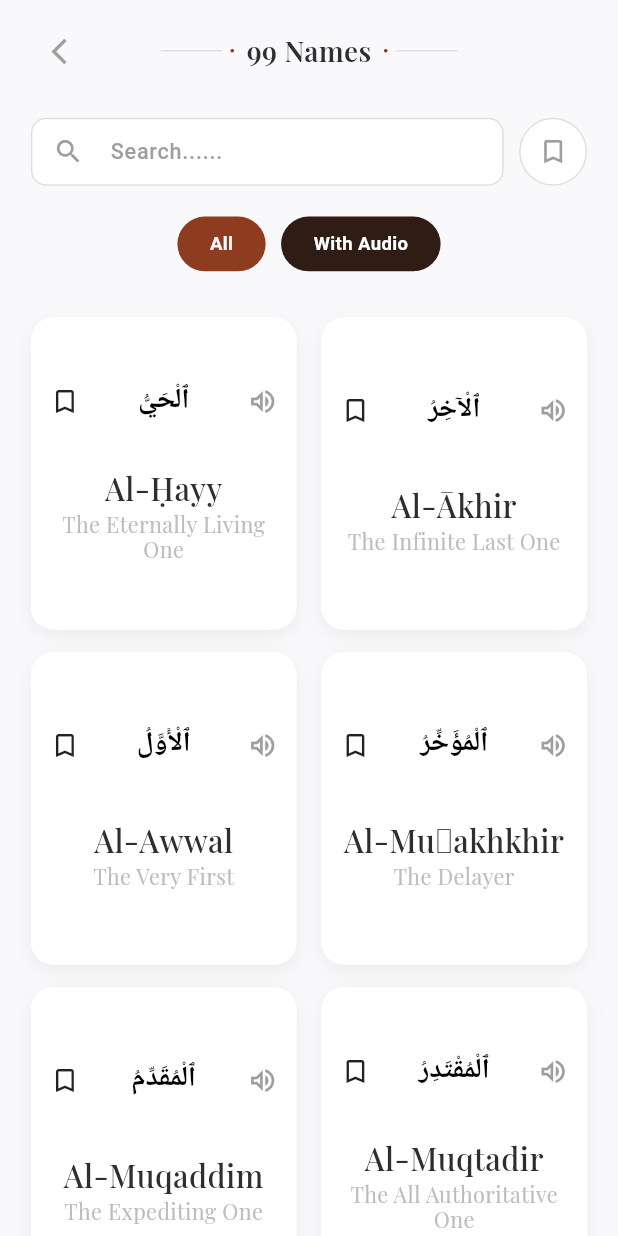
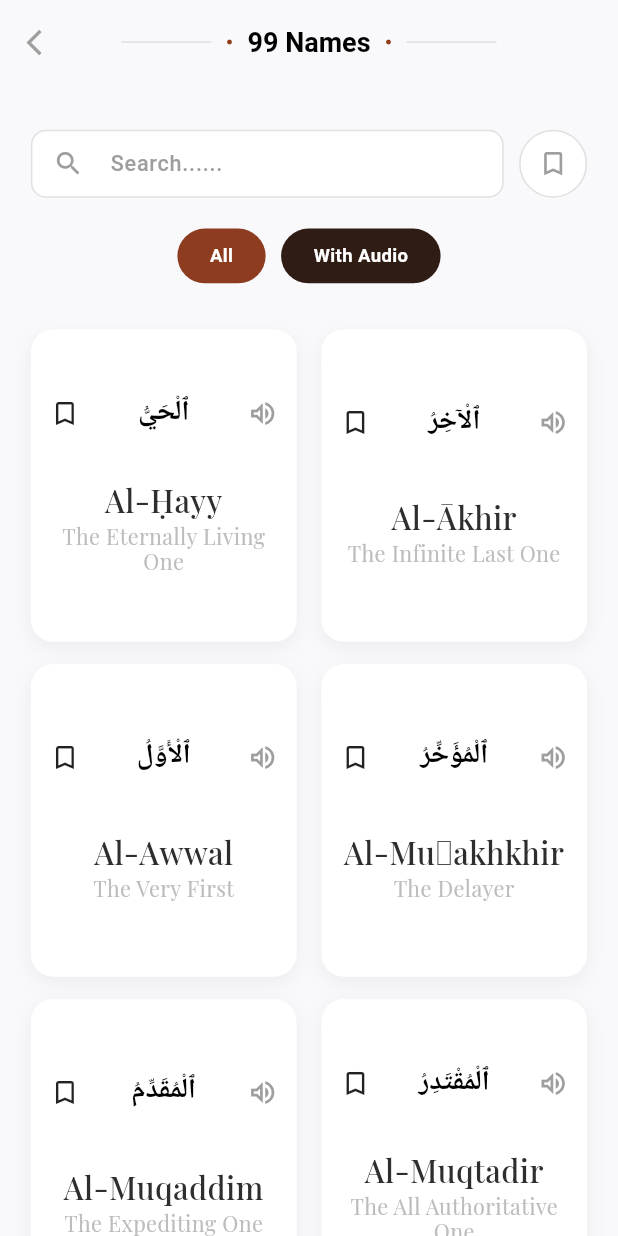
Before and after one commit to Mustafa-2097/maroofkhan8, a Flutter app: the NamesOfAllahScreen screen opened directly, on a phone screen of 412 x 824 dp. Run offline on Flutter 3.47's test engine with Material 3 defaults, Android fonts, the phone set to English and light mode, and no system bars; our stand-ins replace audioplayers, country_picker, device_preview, easy_localization, flutter_easyloading, flutter_screenutil and 10 more; missing offline and left inert: syncfusion_flutter_pdfviewer; accounts and stored records are empty; Roboto replaces fonts that are missing (Amiri); statements that could not run were skipped.

Commit message:
Solve Color Issue

```diff
--- a/lib/features/allah_names/views/allah_names.dart
+++ b/lib/features/allah_names/views/allah_names.dart
@@ -1,6 +1,7 @@
 import 'package:flutter/material.dart';
 import 'package:google_fonts/google_fonts.dart';
 import 'package:get/get.dart';
+import 'package:maroofkhan8/core/constant/widgets/header.dart';
 import '../controllers/allah_names_controller.dart';
 import '../models/allah_name_model.dart';
 import 'saved_allah_names_screen.dart';
@@ -32,13 +33,27 @@ class _NamesOfAllahScreenState extends State<NamesOfAllahScreen> {
 
     return Scaffold(
       backgroundColor: backgroundColor,
+      appBar: AppBar(
+        title: HeaderSection(title: tr("names_99")),
+        centerTitle: true,
+        backgroundColor: Colors.transparent,
+        elevation: 0,
+        leading: IconButton(
+          icon: Icon(
+            Icons.arrow_back_ios,
+            color: isDark ? Colors.white70 : Colors.grey,
+            size: sw * 0.05,
+          ),
+          onPressed: () => Navigator.pop(context),
+        ),
+      ),
       body: SafeArea(
         child: Column(
           children: [
             SizedBox(height: sh * 0.012),
 
             // 1. Header
-            HeaderWithLines(title: tr("names_99")),
+            //HeaderWithLines(title: tr("names_99")),
             SizedBox(height: sh * 0.025),
 
             // 2. Search Bar
@@ -261,14 +276,15 @@ class AudioPlayerSection extends StatelessWidget {
             ),
             child: Column(
               children: [
-                Align(
-                  alignment: Alignment.topRight,
-                  child: Icon(
-                    Icons.volume_up_outlined,
-                    color: isDark ? Colors.white38 : Colors.grey.shade400,
-                    size: sw * 0.06,
-                  ),
-                ),
+                // Align(
+                //   alignment: Alignment.topRight,
+                //   child: Icon(
+                //     Icons.volume_up_outlined,
+                //     color: isDark ? Colors.white38 : Colors.grey.shade400,
+                //     size: sw * 0.06,
+                //   ),
+                // ),
+                SizedBox(height: sh * 0.012),
                 Text(
                   data.arabic,
                   style: GoogleFonts.amiri(
@@ -768,62 +784,62 @@ class PlayerDialog extends StatelessWidget {
 }
 
 // --- SHARED HEADER ---
-class HeaderWithLines extends StatelessWidget {
-  final String title;
-  const HeaderWithLines({super.key, required this.title});
+// class HeaderWithLines extends StatelessWidget {
+//   final String title;
+//   const HeaderWithLines({super.key, required this.title});
 
-  @override
-  Widget build(BuildContext context) {
-    final sw = MediaQuery.of(context).size.width;
-    final isDark = Theme.of(context).brightness == Brightness.dark;
+//   @override
+//   Widget build(BuildContext context) {
+//     final sw = MediaQuery.of(context).size.width;
+//     final isDark = Theme.of(context).brightness == Brightness.dark;
 
-    return Padding(
-      padding: EdgeInsets.symmetric(horizontal: sw * 0.05),
-      child: Stack(
-        alignment: Alignment.center,
-        children: [
-          Row(
-            mainAxisAlignment: MainAxisAlignment.center,
-            children: [
-              Container(
-                width: sw * 0.1,
-                height: 1,
-                color: isDark ? Colors.grey.shade800 : Colors.grey.shade300,
-              ),
-              const SizedBox(width: 5),
-              const Icon(Icons.circle, size: 3, color: kPrimaryBrown),
-              const SizedBox(width: 8),
-              Text(
-                title,
-                style: GoogleFonts.playfairDisplay(
-                  fontSize: sw * 0.045,
-                  fontWeight: FontWeight.w600,
-                  color: isDark ? Colors.white : const Color(0xFF2E2E2E),
-                ),
-              ),
-              const SizedBox(width: 8),
-              const Icon(Icons.circle, size: 3, color: kPrimaryBrown),
-              const SizedBox(width: 5),
-              Container(
-                width: sw * 0.1,
-                height: 1,
-                color: isDark ? Colors.grey.shade800 : Colors.grey.shade300,
-              ),
-            ],
-          ),
-          Align(
-            alignment: Alignment.centerLeft,
-            child: IconButton(
-              icon: Icon(
-                Icons.arrow_back_ios,
-                color: isDark ? Colors.white70 : Colors.grey,
-                size: sw * 0.05,
-              ),
-              onPressed: () => Navigator.pop(context),
-            ),
-          ),
-        ],
-      ),
-    );
-  }
-}
+//     return Padding(
+//       padding: EdgeInsets.symmetric(horizontal: sw * 0.05),
+//       child: Stack(
+//         alignment: Alignment.center,
+//         children: [
+//           Row(
+//             mainAxisAlignment: MainAxisAlignment.center,
+//             children: [
+//               Container(
+//                 width: sw * 0.1,
+//                 height: 1,
+//                 color: isDark ? Colors.grey.shade800 : Colors.grey.shade300,
+//               ),
+//               const SizedBox(width: 5),
+//               const Icon(Icons.circle, size: 3, color: kPrimaryBrown),
+//               const SizedBox(width: 8),
+//               Text(
+//                 title,
+//                 style: GoogleFonts.playfairDisplay(
+//                   fontSize: sw * 0.045,
+//                   fontWeight: FontWeight.w600,
+//                   color: isDark ? Colors.white : const Color(0xFF2E2E2E),
+//                 ),
+//               ),
+//               const SizedBox(width: 8),
+//               const Icon(Icons.circle, size: 3, color: kPrimaryBrown),
+//               const SizedBox(width: 5),
+//               Container(
+//                 width: sw * 0.1,
+//                 height: 1,
+//                 color: isDark ? Colors.grey.shade800 : Colors.grey.shade300,
+//               ),
+//             ],
+//           ),
+//           Align(
+//             alignment: Alignment.centerLeft,
+//             child: IconButton(
+//               icon: Icon(
+//                 Icons.arrow_back_ios,
+//                 color: isDark ? Colors.white70 : Colors.grey,
+//                 size: sw * 0.05,
+//               ),
+//               onPressed: () => Navigator.pop(context),
+//             ),
+//           ),
+//         ],
+//       ),
+//     );
+//   }
+// }
--- a/lib/features/salawat/views/salawat_screen.dart
+++ b/lib/features/salawat/views/salawat_screen.dart
@@ -591,7 +591,7 @@ class _SalawatDetailScreenState extends State<SalawatDetailScreen> {
                   //   isActive: true,
                   //   onTap: () {},
                   // ),
-                  _VerticalDivider(),
+                  //_VerticalDivider(),
                   _ActionButton(
                     icon: Icons.auto_awesome,
                     label: tr("ai_explanation"),
--- a/lib/features/sufism/views/sufism_screen.dart
+++ b/lib/features/sufism/views/sufism_screen.dart
@@ -181,7 +181,11 @@ class SufismHomeScreen extends StatelessWidget {
                 // 3. Explore more Section
                 Row(
                   children: [
-                    Icon(Icons.explore_outlined, color: primaryColor, size: 24),
+                    Icon(
+                      Icons.explore_outlined,
+                      color: kPrimaryBrown,
+                      size: 24,
+                    ),
                     const SizedBox(width: 8),
                     Text(
                       "Explore",
```
